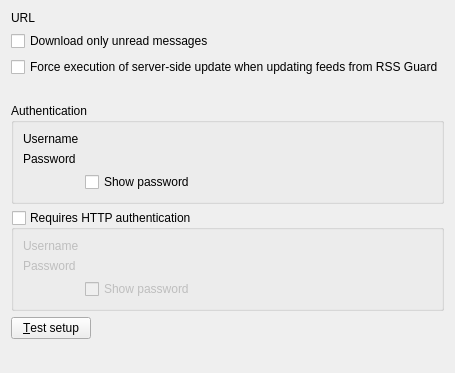
martinrotter/rssguard, file src/librssguard/services/tt-rss/gui/ttrssaccountdetails.ui: the form before one commit.
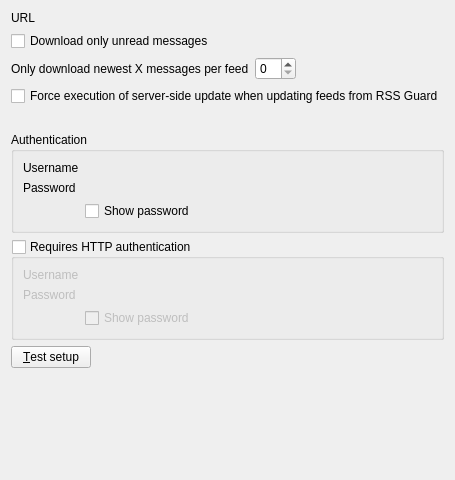
The form after the commit. Custom widgets are drawn as their Qt base class.

Diff of the .ui file:
```diff
--- a/src/librssguard/services/tt-rss/gui/ttrssaccountdetails.ui
+++ b/src/librssguard/services/tt-rss/gui/ttrssaccountdetails.ui
@@ -6,11 +6,24 @@
    <rect>
     <x>0</x>
     <y>0</y>
-    <width>429</width>
-    <height>373</height>
+    <width>432</width>
+    <height>480</height>
    </rect>
   </property>
   <layout class="QFormLayout" name="formLayout">
+   <item row="8" column="0">
+    <spacer name="verticalSpacer">
+     <property name="orientation">
+      <enum>Qt::Vertical</enum>
+     </property>
+     <property name="sizeHint" stdset="0">
+      <size>
+       <width>408</width>
+       <height>30</height>
+      </size>
+     </property>
+    </spacer>
+   </item>
    <item row="0" column="0" colspan="2">
     <layout class="QHBoxLayout" name="horizontalLayout">
      <item>
@@ -36,13 +49,50 @@
     </widget>
    </item>
    <item row="2" column="0" colspan="2">
+    <layout class="QHBoxLayout" name="horizontalLayout_3">
+     <item>
+      <widget class="QLabel" name="label">
+       <property name="text">
+        <string>Only download newest X messages per feed</string>
+       </property>
+       <property name="buddy">
+        <cstring>m_spinLimitMessages</cstring>
+       </property>
+      </widget>
+     </item>
+     <item>
+      <widget class="MessageCountSpinBox" name="m_spinLimitMessages">
+       <property name="maximumSize">
+        <size>
+         <width>140</width>
+         <height>16777215</height>
+        </size>
+       </property>
+      </widget>
+     </item>
+     <item>
+      <spacer name="horizontalSpacer">
+       <property name="orientation">
+        <enum>Qt::Horizontal</enum>
+       </property>
+       <property name="sizeHint" stdset="0">
+        <size>
+         <width>40</width>
+         <height>20</height>
+        </size>
+       </property>
+      </spacer>
+     </item>
+    </layout>
+   </item>
+   <item row="3" column="0" colspan="2">
     <widget class="QCheckBox" name="m_checkServerSideUpdate">
      <property name="text">
       <string>Force execution of server-side update when updating feeds from RSS Guard</string>
      </property>
     </widget>
    </item>
-   <item row="3" column="0" colspan="2">
+   <item row="4" column="0" colspan="2">
     <widget class="QLabel" name="m_lblServerSideUpdateInformation">
      <property name="text">
       <string/>
@@ -52,7 +102,7 @@
      </property>
     </widget>
    </item>
-   <item row="4" column="0" colspan="2">
+   <item row="5" column="0" colspan="2">
     <widget class="QGroupBox" name="m_gbAuthentication">
      <property name="toolTip">
       <string>Some feeds require authentication, including GMail feeds. BASIC, NTLM-2 and DIGEST-MD5 authentication schemes are supported.</string>
@@ -103,7 +153,7 @@
      </layout>
     </widget>
    </item>
-   <item row="5" column="0" colspan="2">
+   <item row="6" column="0" colspan="2">
     <widget class="QGroupBox" name="m_gbHttpAuthentication">
      <property name="toolTip">
       <string>Some feeds require authentication, including GMail feeds. BASIC, NTLM-2 and DIGEST-MD5 authentication schemes are supported.</string>
@@ -157,14 +207,16 @@
      </layout>
     </widget>
    </item>
-   <item row="6" column="0">
+   <item row="7" column="0" colspan="2">
+    <layout class="QHBoxLayout" name="horizontalLayout_2">
+     <item>
     <widget class="QPushButton" name="m_btnTestSetup">
      <property name="text">
       <string>&amp;Test setup</string>
      </property>
     </widget>
    </item>
-   <item row="6" column="1">
+     <item>
     <widget class="LabelWithStatus" name="m_lblTestResult" native="true">
      <property name="sizePolicy">
       <sizepolicy hsizetype="Expanding" vsizetype="Preferred">
@@ -177,18 +229,7 @@
      </property>
     </widget>
    </item>
-   <item row="7" column="0" colspan="2">
-    <spacer name="verticalSpacer">
-     <property name="orientation">
-      <enum>Qt::Vertical</enum>
-     </property>
-     <property name="sizeHint" stdset="0">
-      <size>
-       <width>408</width>
-       <height>30</height>
-      </size>
-     </property>
-    </spacer>
+    </layout>
    </item>
   </layout>
  </widget>
@@ -205,6 +246,11 @@
    <header>labelwithstatus.h</header>
    <container>1</container>
   </customwidget>
+  <customwidget>
+   <class>MessageCountSpinBox</class>
+   <extends>QSpinBox</extends>
+   <header>messagecountspinbox.h</header>
+  </customwidget>
  </customwidgets>
  <resources/>
  <connections/>
```
Lines whose indentation alone changed are shown as unchanged.
